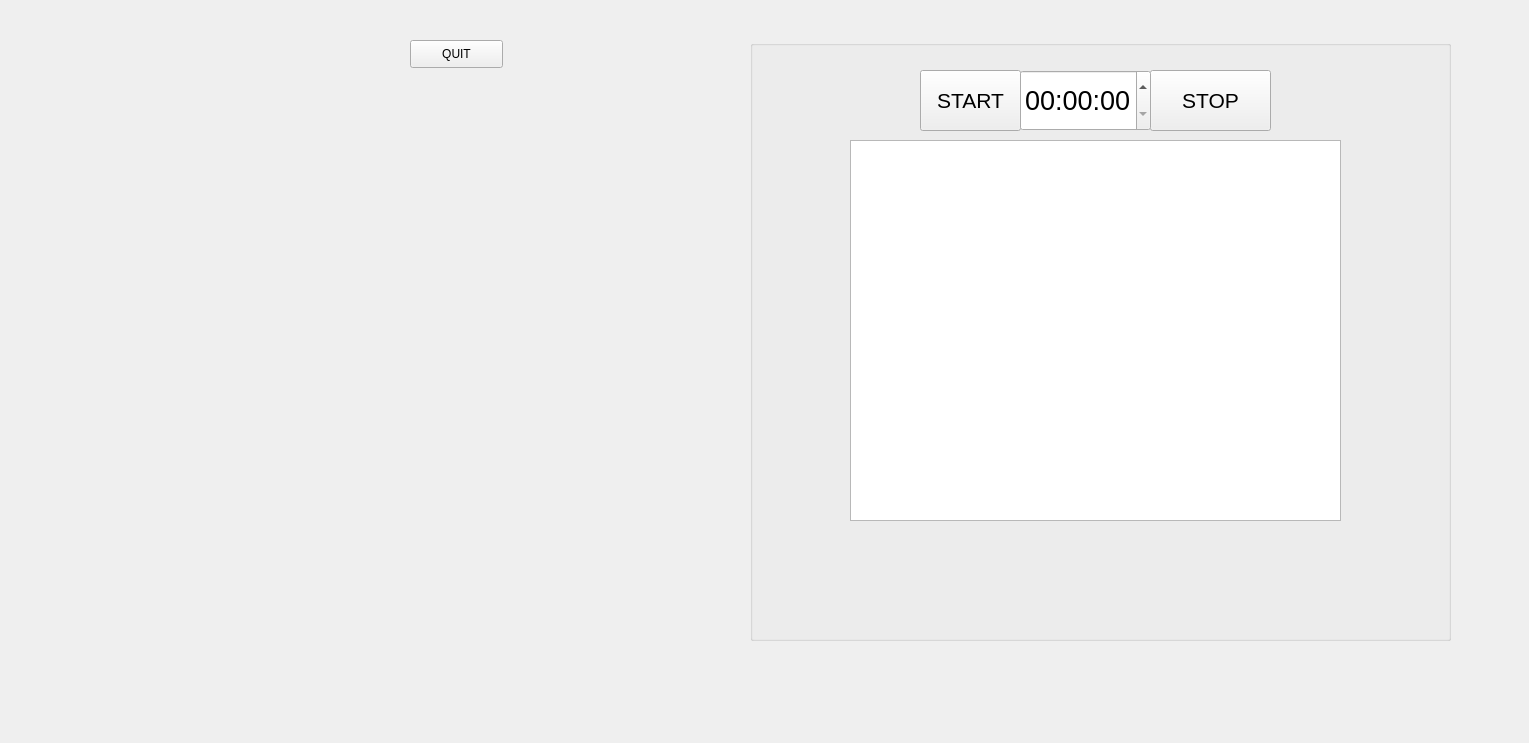
Qt form leaderboardwindow.ui (MarkGasse/GUILaserTag) before a commit.
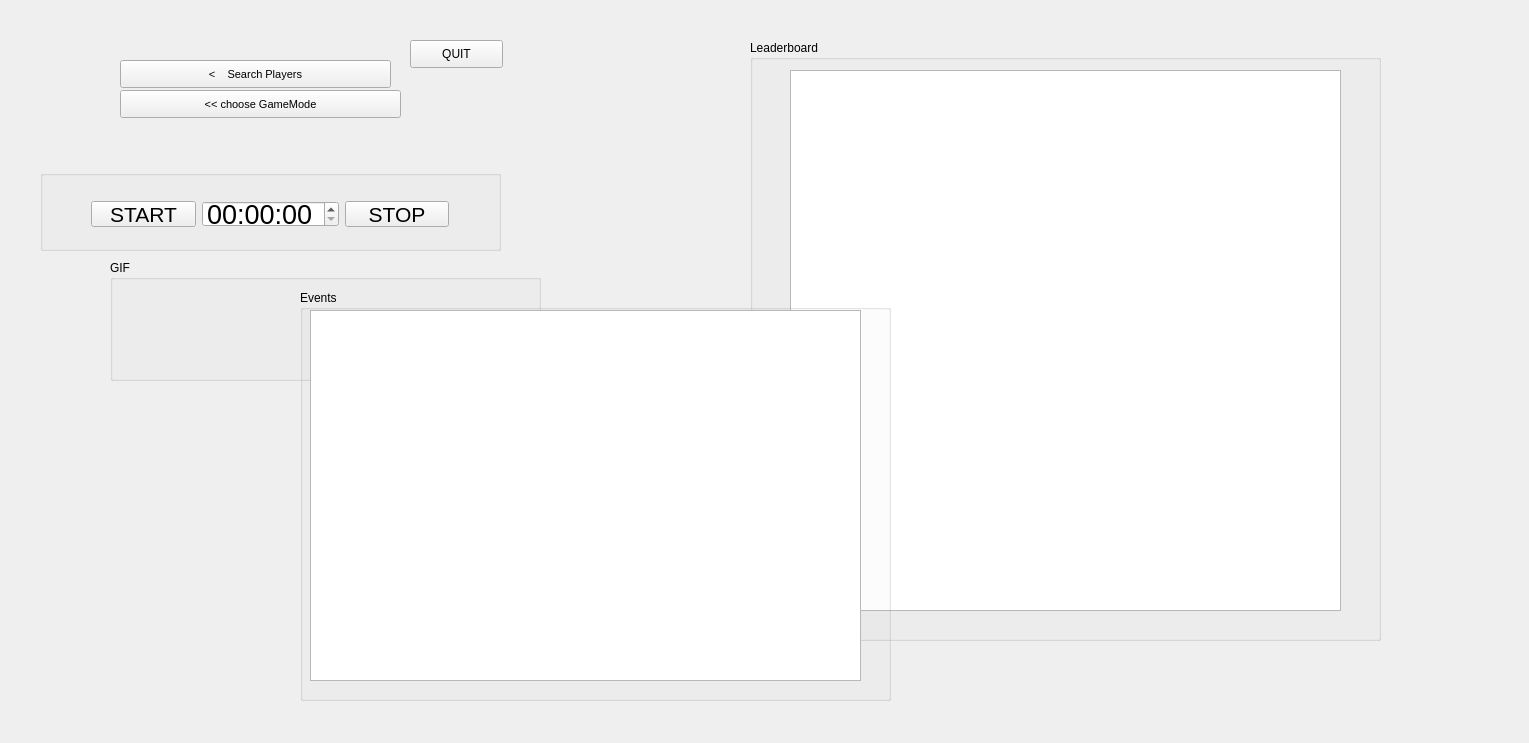
The same form after that commit.

The edit to the form file:
```diff
--- a/leaderboardwindow.ui
+++ b/leaderboardwindow.ui
@@ -61,78 +61,174 @@
      <rect>
       <x>750</x>
       <y>40</y>
-      <width>701</width>
+      <width>631</width>
       <height>601</height>
      </rect>
     </property>
     <property name="title">
-     <string/>
+     <string>Leaderboard</string>
     </property>
-    <widget class="QPushButton" name="pushButton_3">
-     <property name="geometry">
-      <rect>
-       <x>170</x>
-       <y>30</y>
-       <width>101</width>
-       <height>61</height>
-      </rect>
-     </property>
-     <property name="font">
-      <font>
-       <pointsize>16</pointsize>
-      </font>
-     </property>
-     <property name="styleSheet">
-      <string notr="true">QPushButton rgb(0, 255, 0);</string>
-     </property>
-     <property name="text">
-      <string>START</string>
-     </property>
-    </widget>
-    <widget class="QPushButton" name="pushButton_4">
-     <property name="geometry">
-      <rect>
-       <x>400</x>
-       <y>30</y>
-       <width>121</width>
-       <height>61</height>
-      </rect>
-     </property>
-     <property name="font">
-      <font>
-       <pointsize>16</pointsize>
-      </font>
-     </property>
-     <property name="text">
-      <string>STOP</string>
-     </property>
-    </widget>
-    <widget class="QTimeEdit" name="timeEdit">
-     <property name="geometry">
-      <rect>
-       <x>270</x>
-       <y>30</y>
-       <width>131</width>
-       <height>61</height>
-      </rect>
-     </property>
-     <property name="font">
-      <font>
-       <pointsize>20</pointsize>
-      </font>
-     </property>
-    </widget>
     <widget class="QTextBrowser" name="textBrowser_2">
      <property name="geometry">
       <rect>
-       <x>100</x>
-       <y>100</y>
-       <width>491</width>
-       <height>381</height>
+       <x>40</x>
+       <y>30</y>
+       <width>551</width>
+       <height>541</height>
       </rect>
      </property>
     </widget>
    </widget>
+   <widget class="QGroupBox" name="groupBox_2">
+    <property name="geometry">
+     <rect>
+      <x>40</x>
+      <y>170</y>
+      <width>461</width>
+      <height>81</height>
+     </rect>
+    </property>
+    <property name="title">
+     <string/>
+    </property>
+    <widget class="QWidget" name="">
+     <property name="geometry">
+      <rect>
+       <x>40</x>
+       <y>20</y>
+       <width>380</width>
+       <height>48</height>
+      </rect>
+     </property>
+     <layout class="QHBoxLayout" name="horizontalLayoutTimer">
+      <item>
+       <widget class="QPushButton" name="pushButton_3">
+        <property name="font">
+         <font>
+          <pointsize>16</pointsize>
+         </font>
+        </property>
+        <property name="styleSheet">
+         <string notr="true">QPushButton rgb(0, 255, 0);</string>
+        </property>
+        <property name="text">
+         <string>START</string>
+        </property>
+       </widget>
+      </item>
+      <item>
+       <widget class="QTimeEdit" name="timeEdit">
+        <property name="font">
+         <font>
+          <pointsize>20</pointsize>
+         </font>
+        </property>
+       </widget>
+      </item>
+      <item>
+       <widget class="QPushButton" name="pushButton_4">
+        <property name="font">
+         <font>
+          <pointsize>16</pointsize>
+         </font>
+        </property>
+        <property name="text">
+         <string>STOP</string>
+        </property>
+       </widget>
+      </item>
+     </layout>
+    </widget>
+   </widget>
+   <widget class="QGroupBox" name="groupBoxGIF">
+    <property name="geometry">
+     <rect>
+      <x>110</x>
+      <y>260</y>
+      <width>431</width>
+      <height>121</height>
+     </rect>
+    </property>
+    <property name="title">
+     <string>GIF</string>
+    </property>
+    <widget class="QLabel" name="label">
+     <property name="geometry">
+      <rect>
+       <x>10</x>
+       <y>20</y>
+       <width>55</width>
+       <height>16</height>
+      </rect>
+     </property>
+     <property name="text">
+      <string/>
+     </property>
+    </widget>
+   </widget>
+   <widget class="QGroupBox" name="groupBoxEvents">
+    <property name="geometry">
+     <rect>
+      <x>300</x>
+      <y>290</y>
+      <width>591</width>
+      <height>411</height>
+     </rect>
+    </property>
+    <property name="title">
+     <string>Events</string>
+    </property>
+    <widget class="QTextBrowser" name="textBrowser">
+     <property name="geometry">
+      <rect>
+       <x>10</x>
+       <y>20</y>
+       <width>551</width>
+       <height>371</height>
+      </rect>
+     </property>
+    </widget>
+   </widget>
+   <widget class="QPushButton" name="pushButtonBack">
+    <property name="geometry">
+     <rect>
+      <x>120</x>
+      <y>60</y>
+      <width>271</width>
+      <height>28</height>
+     </rect>
+    </property>
+    <property name="font">
+     <font>
+      <family>Arial</family>
+      <pointsize>8</pointsize>
+      <weight>50</weight>
+      <bold>false</bold>
+     </font>
+    </property>
+    <property name="text">
+     <string>&lt;    Search Players</string>
+    </property>
+   </widget>
+   <widget class="QPushButton" name="pushButtonBACK2">
+    <property name="geometry">
+     <rect>
+      <x>120</x>
+      <y>90</y>
+      <width>281</width>
+      <height>28</height>
+     </rect>
+    </property>
+    <property name="font">
+     <font>
+      <family>Arial</family>
+      <pointsize>8</pointsize>
+     </font>
+    </property>
+    <property name="text">
+     <string>&lt;&lt; choose GameMode</string>
+    </property>
+   </widget>
   </widget>
  </widget>
  <layoutdefault spacing="6" margin="11"/>
```
